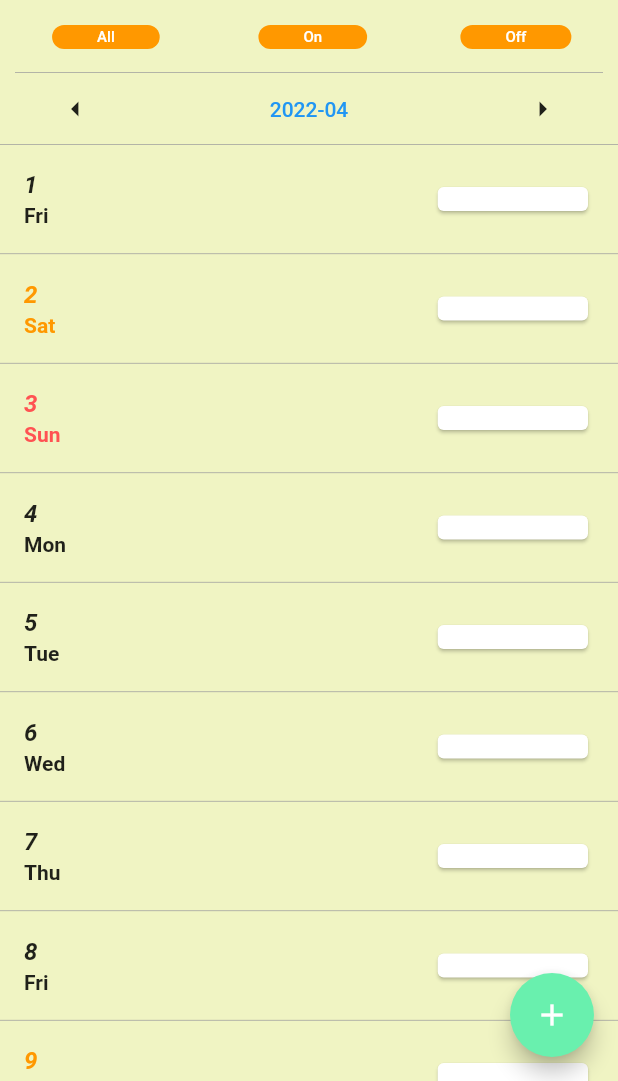
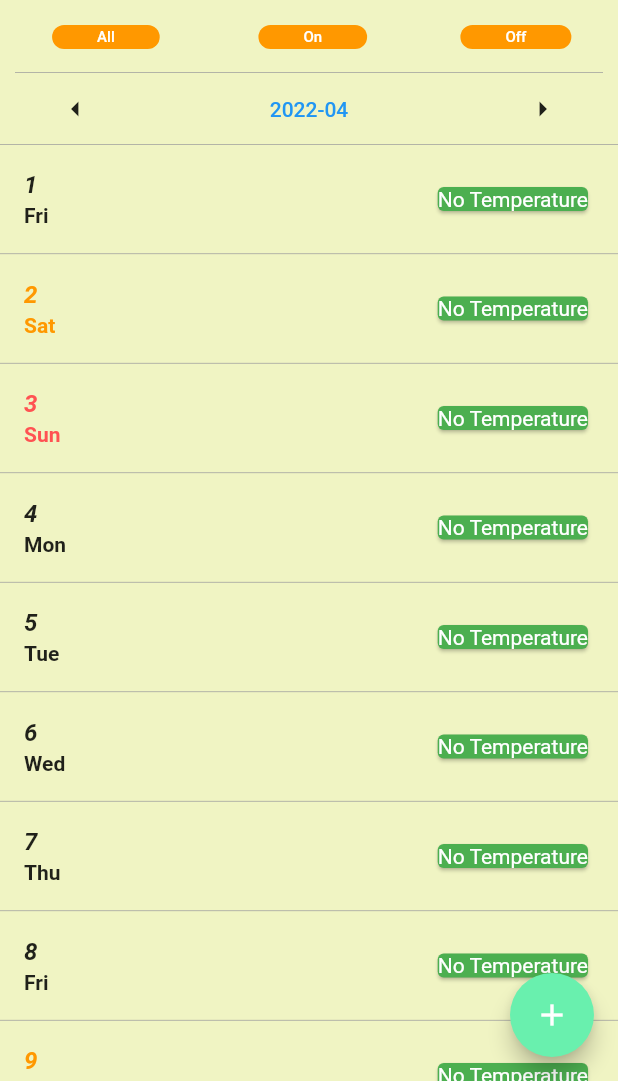
Before and after one commit to tonynowater87/body-temperature-note, a Flutter app: the screen it shows after launch, after a tap on the "arrow left" icon, on a phone screen of 412 x 824 dp, the part 155-1236 px from its top. Run offline on Flutter 3.47's test engine with Material 2 defaults, Android fonts, the light colour scheme and no system bars; drawn by our look-alikes of scrollable_positioned_list; our stand-ins replace auto_route, bloc, cloud_firestore, date_format, equatable, firebase_core and 9 more; accounts and stored records are empty; generated files the repository leaves out were written again.

Commit message:
Updated settings_page

```diff
--- /dev/null
+++ b/lib/data/provider/settings_provider.dart
@@ -0,0 +1,35 @@
+import 'package:shared_preferences/shared_preferences.dart';
+
+class SettingsProvider {
+  static const keyIsDarkMode = 'keyIsDarkMode';
+  static const keyIsCelsius = 'keyIsCelsius';
+  static const keyLanguageCode = 'keyLanguageCode';
+
+  SharedPreferences sharedPreferences;
+
+  SettingsProvider(this.sharedPreferences);
+
+  Future<bool> setIsDarkMode(bool isDarkMode) {
+    return sharedPreferences.setBool(keyIsDarkMode, isDarkMode);
+  }
+
+  bool? getIsDarkMode() {
+    return sharedPreferences.getBool(keyIsDarkMode);
+  }
+
+  Future<bool> setIsCelsius(bool isCelsius) {
+    return sharedPreferences.setBool(keyIsCelsius, isCelsius);
+  }
+
+  bool? getIsCelsius() {
+    return sharedPreferences.getBool(keyIsCelsius);
+  }
+
+  Future<bool> setLanguageCode(String languageCode) {
+    return sharedPreferences.setString(keyLanguageCode, languageCode);
+  }
+
+  String? getLanguageCode() {
+    return sharedPreferences.getString(keyLanguageCode);
+  }
+}
--- a/lib/main.dart
+++ b/lib/main.dart
@@ -3,6 +3,7 @@ import 'package:body_temperature_note/data/model/hive_record.dart';
 import 'package:body_temperature_note/data/provider/firebase_cloud_store_record_provider.dart';
 import 'package:body_temperature_note/data/provider/hive_memo_provider.dart';
 import 'package:body_temperature_note/data/provider/hive_record_provider.dart';
+import 'package:body_temperature_note/data/provider/settings_provider.dart';
 import 'package:body_temperature_note/data/repository/record_repository.dart';
 import 'package:body_temperature_note/firebase_options.dart';
 import 'package:body_temperature_note/route/app_router.gr.dart';
@@ -12,6 +13,7 @@ import 'package:body_temperature_note/theme/theme_data.dart';
 import 'package:body_temperature_note/utils/app_bloc_observer.dart';
 import 'package:body_temperature_note/views/home/cubit/home_cubit.dart';
 import 'package:body_temperature_note/views/input/cubit/input_cubit.dart';
+import 'package:body_temperature_note/views/settings/cubit/settings_cubit.dart';
 import 'package:cloud_firestore/cloud_firestore.dart';
 import 'package:firebase_core/firebase_core.dart';
 import 'package:flutter/material.dart';
@@ -19,6 +21,7 @@ import 'package:flutter_bloc/flutter_bloc.dart';
 import 'package:get_it/get_it.dart';
 import 'package:hive_flutter/hive_flutter.dart';
 import 'package:logger/logger.dart';
+import 'package:shared_preferences/shared_preferences.dart';
 
 // This is our global ServiceLocator
 GetIt getIt = GetIt.instance;
@@ -47,6 +50,10 @@ Future<void> main() async {
   getIt.registerLazySingleton<Logger>(
       () => Logger(printer: SimplePrinter(printTime: true, colors: false)));
 
+  // init sharedPreference
+  final sharedPreferences = await SharedPreferences.getInstance();
+  final settingsProvider = SettingsProvider(sharedPreferences);
+
   //0:00:00.100910
   //0:00:00.060453
   //0:00:00.059683
@@ -57,6 +64,7 @@ Future<void> main() async {
       hiveRecordProvider: hiveRecordProvider,
       hiveMemoProvider: hiveMemoProvider,
       firebaseCloudStoreRecordProvider: fireStoreRecordProvider,
+      settingsProvider: settingsProvider,
     ));
   }, blocObserver: AppBlocObserver());
 }
@@ -66,13 +74,15 @@ class MyApp extends StatelessWidget {
   HiveRecordProvider hiveRecordProvider;
   HiveMemoProvider hiveMemoProvider;
   FirebaseCloudStoreRecordProvider firebaseCloudStoreRecordProvider;
+  SettingsProvider settingsProvider;
 
-  MyApp({
-    Key? key,
-    required this.hiveRecordProvider,
-    required this.hiveMemoProvider,
-    required this.firebaseCloudStoreRecordProvider,
-  }) : super(key: key);
+  MyApp(
+      {Key? key,
+      required this.hiveRecordProvider,
+      required this.hiveMemoProvider,
+      required this.firebaseCloudStoreRecordProvider,
+      required this.settingsProvider})
+      : super(key: key);
 
   // This widget is the root of your application.
   @override
@@ -89,13 +99,16 @@ class MyApp extends StatelessWidget {
       child: MultiBlocProvider(
         providers: [
           BlocProvider<ThemeCubit>(
-              create: (BuildContext context) => ThemeCubit()),
+              create: (BuildContext context) => ThemeCubit(settingsProvider)),
           BlocProvider<HomeCubit>(
               create: (BuildContext context) =>
                   HomeCubit(repository: RepositoryProvider.of(context))),
           BlocProvider<InputCubit>(
               create: (BuildContext context) =>
                   InputCubit(repository: RepositoryProvider.of(context))),
+          BlocProvider<SettingsCubit>(
+              create: (BuildContext context) =>
+                  SettingsCubit(settingsProvider)),
         ],
         child: BlocBuilder<ThemeCubit, AppThemeDataState>(
           builder: (context, state) {
--- a/lib/route/app_router.dart
+++ b/lib/route/app_router.dart
@@ -2,7 +2,7 @@ import 'package:auto_route/annotations.dart';
 import 'package:body_temperature_note/views/chart_page.dart';
 import 'package:body_temperature_note/views/home/home_page.dart';
 import 'package:body_temperature_note/views/input/input_page.dart';
-import 'package:body_temperature_note/views/settings_page.dart';
+import 'package:body_temperature_note/views/settings/settings_page.dart';
 
 @MaterialAutoRouter(routes: <AutoRoute>[
   AutoRoute(page: HomePage, initial: true),
--- a/lib/theme/cubit/theme_cubit.dart
+++ b/lib/theme/cubit/theme_cubit.dart
@@ -1,9 +1,21 @@
 import 'package:bloc/bloc.dart';
+import 'package:body_temperature_note/data/provider/settings_provider.dart';
 import 'package:body_temperature_note/theme/cubit/theme_state.dart';
 import 'package:flutter/material.dart';
 
 class ThemeCubit extends Cubit<AppThemeDataState> {
-  ThemeCubit() : super(AppThemeDataState(appThemeMode: ThemeMode.system));
+
+  ThemeCubit(SettingsProvider settingsProvider) : super(AppThemeDataState(appThemeMode: ThemeMode.system)) {
+    final isDarkMode = settingsProvider.getIsDarkMode();
+    if (isDarkMode == null) {
+      return;
+    }
+    if (isDarkMode) {
+      emit(state.copyWith(ThemeMode.dark));
+    } else {
+      emit(state.copyWith(ThemeMode.light));
+    }
+  }
 
   toggle() {
     if (state.appThemeMode == ThemeMode.dark) {
--- a/lib/theme/theme_data.dart
+++ b/lib/theme/theme_data.dart
@@ -1,4 +1,5 @@
 import 'package:flutter/material.dart';
+import 'package:settings_ui/settings_ui.dart';
 
 enum AppTheme { light, dark }
 
@@ -11,9 +12,12 @@ extension AppThemeExtension on AppTheme {
             brightness: Brightness.light,
             appBarTheme: const AppBarTheme(backgroundColor: Colors.green),
             primaryColor: Colors.green,
-            colorScheme: themeData.colorScheme
-                .copyWith(secondary: Colors.greenAccent),
+            colorScheme:
+                themeData.colorScheme.copyWith(secondary: Colors.greenAccent),
+            cardColor: Colors.green.shade500,
             textTheme: TextTheme(
+                headlineMedium: const TextStyle().copyWith(color: Colors.grey),
+                headlineSmall: const TextStyle().copyWith(color: Colors.grey),
                 headlineLarge: const TextStyle().copyWith(color: Colors.grey),
                 displaySmall: const TextStyle().copyWith(color: Colors.grey),
                 displayMedium: const TextStyle().copyWith(color: Colors.grey),
@@ -23,13 +27,40 @@ extension AppThemeExtension on AppTheme {
             brightness: Brightness.dark,
             appBarTheme: const AppBarTheme(backgroundColor: Colors.teal),
             primaryColor: Colors.teal,
-            colorScheme: themeData.colorScheme
-                .copyWith(secondary: Colors.tealAccent),
+            cardColor: Colors.teal.shade500,
+            colorScheme:
+                themeData.colorScheme.copyWith(secondary: Colors.tealAccent),
             textTheme: TextTheme(
+                headlineMedium: const TextStyle().copyWith(color: Colors.white),
+                headlineSmall: const TextStyle().copyWith(color: Colors.white),
                 headlineLarge: const TextStyle().copyWith(color: Colors.white),
                 displaySmall: const TextStyle().copyWith(color: Colors.white),
                 displayMedium: const TextStyle().copyWith(color: Colors.white),
                 displayLarge: const TextStyle().copyWith(color: Colors.white)));
     }
   }
+
+  SettingsThemeData getSettingsThemeData() {
+    const settingsThemeData = SettingsThemeData();
+    switch (this) {
+      case AppTheme.light:
+        return settingsThemeData.copyWith(
+            dividerColor: Colors.black38,
+            settingsTileTextColor: Colors.black87,
+            titleTextColor: Colors.black87,
+            trailingTextColor: Colors.black87,
+            tileDescriptionTextColor: Colors.black87,
+            settingsListBackground: Colors.green.shade50,
+            settingsSectionBackground: Colors.white);
+      case AppTheme.dark:
+        return settingsThemeData.copyWith(
+            dividerColor: Colors.white,
+            settingsTileTextColor: Colors.white,
+            titleTextColor: Colors.white,
+            trailingTextColor: Colors.white,
+            tileDescriptionTextColor: Colors.white,
+            settingsListBackground: Colors.green.shade900,
+            settingsSectionBackground: Colors.black12);
+    }
+  }
 }
--- a/lib/views/home/home_page.dart
+++ b/lib/views/home/home_page.dart
@@ -26,7 +26,7 @@ class HomePage extends StatelessWidget {
           IconButton(
               constraints: const BoxConstraints(),
               onPressed: () {
-                context.router.push(const SettingsPageRoute());
+                context.router.push(SettingsPageRoute());
               },
               padding: EdgeInsets.zero,
               icon: const Icon(Icons.settings_outlined))
--- /dev/null
+++ b/lib/views/settings/cubit/settings_cubit.dart
@@ -0,0 +1,57 @@
+import 'package:bloc/bloc.dart';
+import 'package:body_temperature_note/data/provider/settings_provider.dart';
+import 'package:body_temperature_note/views/settings/cubit/settings_state.dart';
+import 'package:flutter/material.dart';
+
+class SettingsCubit extends Cubit<SettingsState> {
+  SettingsProvider settingsProvider;
+
+  SettingsCubit(this.settingsProvider)
+      : super(SettingsState(
+            isCelsius: false,
+            isDarkMode: false,
+            locale: const Locale('en', 'US'))) {
+    final isDarkMode = settingsProvider.getIsDarkMode() ?? false;
+    final isCelsius = settingsProvider.getIsCelsius() ?? false;
+    final languageCode = settingsProvider.getLanguageCode();
+    Locale locale;
+    if (languageCode == null) {
+      locale = const Locale('en', '');
+    } else {
+      locale = Locale(languageCode, '');
+    }
+    emit(SettingsState(
+        isDarkMode: isDarkMode, isCelsius: isCelsius, locale: locale));
+  }
+
+  updateIsCelsius(bool isCelsius) async {
+    final isUpdated = await settingsProvider.setIsCelsius(isCelsius);
+    if (isUpdated) {
+      emit(state.copyWith(
+          isDarkMode: state.isDarkMode,
+          isCelsius: isCelsius,
+          locale: state.locale));
+    }
+  }
+
+  updateIsDarkMode(bool isDarkMode) async {
+    final isUpdated = await settingsProvider.setIsDarkMode(isDarkMode);
+    if (isUpdated) {
+      emit(state.copyWith(
+          isDarkMode: isDarkMode,
+          isCelsius: state.isCelsius,
+          locale: state.locale));
+    }
+  }
+
+  updateLocale(Locale locale) async {
+    final isUpdated =
+        await settingsProvider.setLanguageCode(locale.languageCode);
+    if (isUpdated) {
+      emit(state.copyWith(
+          isDarkMode: state.isDarkMode,
+          isCelsius: state.isCelsius,
+          locale: locale));
+    }
+  }
+}
--- /dev/null
+++ b/lib/views/settings/cubit/settings_state.dart
@@ -0,0 +1,24 @@
+import 'package:equatable/equatable.dart';
+import 'package:flutter/material.dart';
+
+class SettingsState extends Equatable {
+  bool isDarkMode;
+  bool isCelsius;
+  Locale locale;
+
+  SettingsState(
+      {required this.isDarkMode,
+      required this.isCelsius,
+      required this.locale});
+
+  SettingsState copyWith(
+      {required bool isDarkMode,
+      required bool isCelsius,
+      required Locale locale}) {
+    return SettingsState(
+        isDarkMode: isDarkMode, isCelsius: isCelsius, locale: locale);
+  }
+
+  @override
+  List<Object> get props => [isDarkMode, isCelsius, locale];
+}
--- a/pubspec.yaml
+++ b/pubspec.yaml
@@ -56,6 +56,8 @@ dependencies:
   intl: ^0.17.0
   numberpicker: ^2.1.1
   sprintf: ^6.0.0
+  settings_ui: ^2.0.2
+  shared_preferences: ^2.0.15
 
 dev_dependencies:
   flutter_test:
```
Also changed, not shown: lib/views/settings/settings_page.dart (added, +145 -0 lines), lib/views/settings_page.dart (deleted, +0 -17 lines), pubspec.lock.
